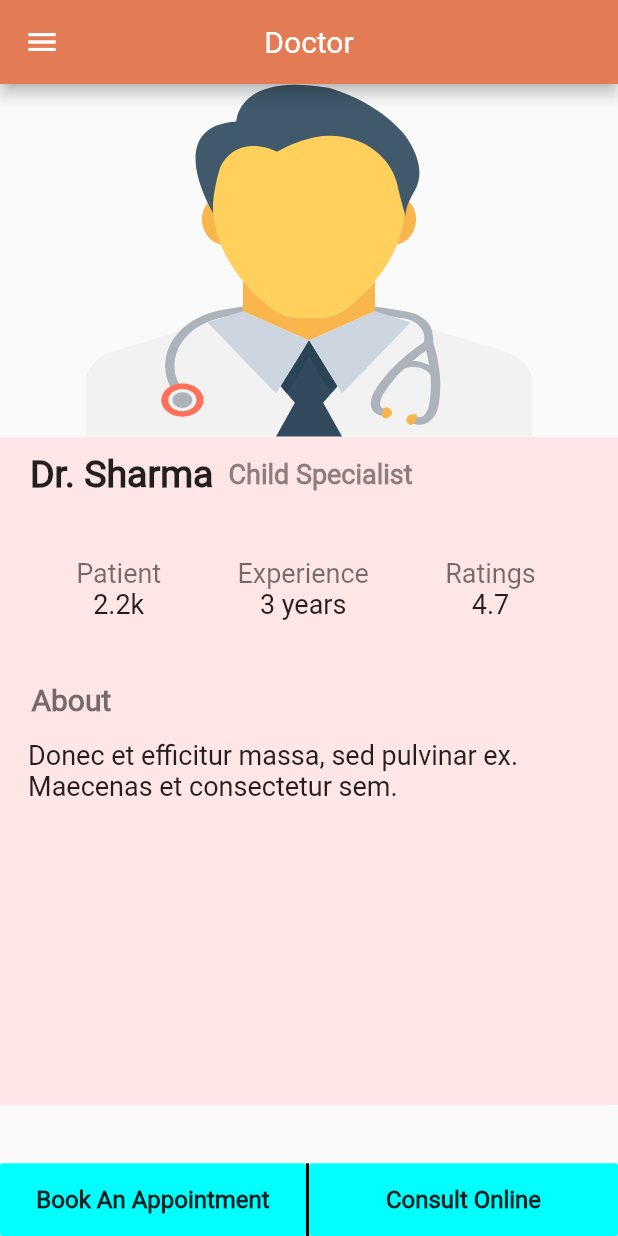
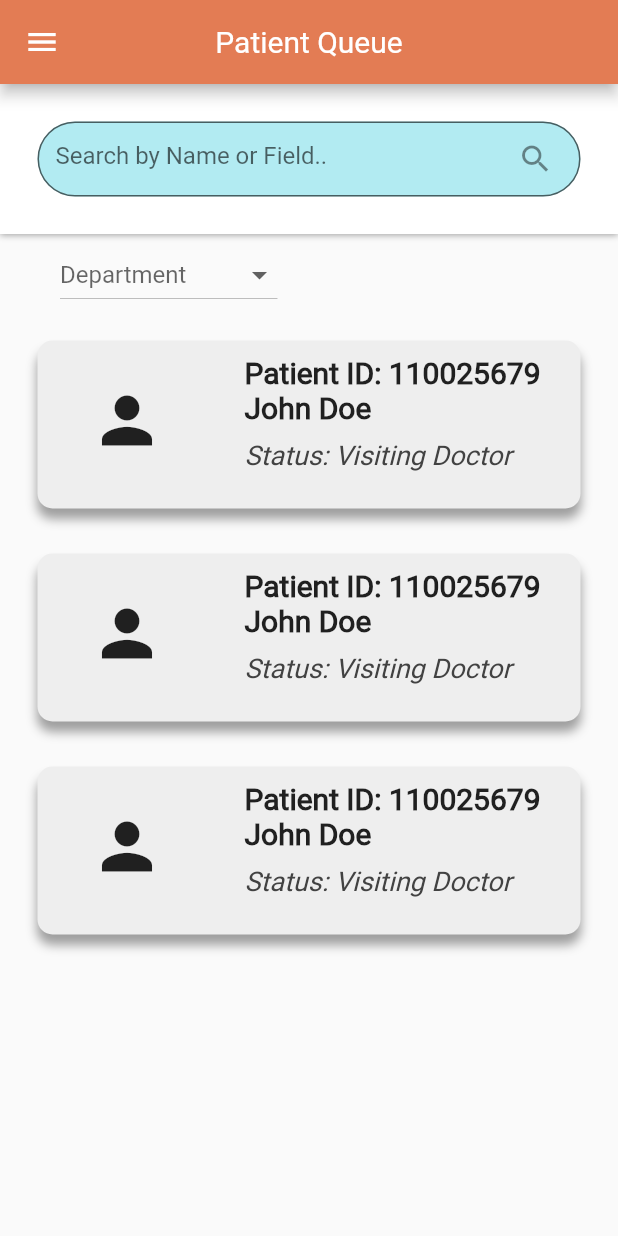
Before and after one commit to sanscript-tech/medical-emergency-flutter-node, a Flutter app: the screen it shows after launch, on a phone screen of 412 x 824 dp. Run offline on Flutter 3.47's test engine with Material 2 defaults, Android fonts, the phone set to English and light mode, and no system bars; our stand-ins replace auto_size_text, carousel_indicator, email_validator, flutter_svg, fluttertoast; missing offline and left inert: transformer_page_view.

Commit message:
patient queue

```diff
--- a/frontend/lib/main.dart
+++ b/frontend/lib/main.dart
@@ -1,6 +1,5 @@
 import 'package:flutter/material.dart';
-
-import 'package:medicare/pages/doctor_details.dart';
+import 'package:medicare/pages/doctor%20side/patient_queue.dart';
 
 void main() {
   runApp(MyApp());
@@ -12,7 +11,7 @@ class MyApp extends StatelessWidget {
   Widget build(BuildContext context) {
     return MaterialApp(
       debugShowCheckedModeBanner: false,
-      home: DoctorDetailsPage(),
+      home: PatientQueue(),
     );
   }
 }
--- a/frontend/lib/pages/doctor side/doctor_details.dart
+++ b/frontend/lib/pages/doctor side/doctor_lists.dart
@@ -1,7 +1,7 @@
 import 'package:auto_size_text/auto_size_text.dart';
 import 'package:flutter/material.dart';
 import 'package:medicare/pages/doctor side/drawer.dart';
-import 'package:medicare/pages/doctor%20side/doctor_indi.dart';
+import 'package:medicare/pages/doctor%20side/doctor_detail.dart';
 
 class DoctorDetails extends StatefulWidget {
   @override
--- /dev/null
+++ b/frontend/lib/pages/doctor side/patient_queue.dart
@@ -0,0 +1,192 @@
+import 'package:flutter/material.dart';
+import '../../drawer.dart';
+
+class PatientQueue extends StatefulWidget {
+  @override
+  _PatientQueueState createState() => _PatientQueueState();
+}
+
+class _PatientQueueState extends State<PatientQueue> {
+  @override
+  Widget build(BuildContext context) {
+    double deviceWidth = MediaQuery.of(context).size.width;
+    return Scaffold(
+      drawer: getDrawer(context),
+      appBar: AppBar(
+        backgroundColor: Color(0xFFE37C54),
+        title: Text('Patient Queue'),
+        centerTitle: true,
+      ),
+      body: SingleChildScrollView(
+        child: Column(
+          crossAxisAlignment: CrossAxisAlignment.start,
+          children: <Widget>[
+            _section(deviceWidth),
+            _dropdown(deviceWidth),
+            _patient(deviceWidth),
+            _patient(deviceWidth),
+            _patient(deviceWidth),
+          ],
+        ),
+      ),
+    );
+  }
+
+  Widget _dropdown(deviceWidth) {
+    return Padding(
+      padding: const EdgeInsets.only(left: 40.0),
+      child: DropdownButton<String>(
+        hint: Text('Department'),
+        items: <String>['General', 'Gyno', 'ENT', 'Heart Specialists']
+            .map((String value) {
+          return new DropdownMenuItem<String>(
+            value: value,
+            child: new Text(value),
+          );
+        }).toList(),
+        onChanged: (_) {},
+      ),
+    );
+  }
+
+  Widget _section(double deviceWidth) {
+    return Container(
+      width: deviceWidth,
+      margin: const EdgeInsets.only(bottom: 3.0),
+      decoration: BoxDecoration(
+        color: Colors.white,
+        borderRadius: BorderRadius.circular(0.0),
+        boxShadow: [
+          BoxShadow(
+            color: Colors.grey,
+            offset: Offset(0.0, 1.0),
+            blurRadius: 3.0,
+          ),
+        ],
+      ),
+      child: Padding(
+        padding: const EdgeInsets.all(25.0),
+        child: Container(
+          height: 50.0,
+          child: _searchBar(),
+        ),
+      ),
+    );
+  }
+
+  //Search Bar
+  Widget _searchBar() {
+    return TextField(
+      decoration: new InputDecoration(
+          suffixIcon: Padding(
+            padding: const EdgeInsetsDirectional.only(end: 12.0),
+            child: Icon(Icons.search),
+          ),
+          border: new OutlineInputBorder(
+            borderRadius: BorderRadius.all(
+              Radius.circular(30.0),
+            ),
+          ),
+          fillColor: Colors.cyan.shade100,
+          filled: true,
+          hintText: "Search by Name or Field.."),
+    );
+  }
+
+  //Doctor card
+  Widget _patient(double width) {
+    return Padding(
+      padding: const EdgeInsets.only(
+        left: 25.0,
+        right: 25.0,
+        top: 20.0,
+        bottom: 10.0,
+      ),
+      child: InkWell(
+        onTap: () {},
+        child: Container(
+          decoration: BoxDecoration(
+            borderRadius: BorderRadius.circular(10.0),
+            color: Colors.grey.shade200,
+            boxShadow: [
+              BoxShadow(
+                color: Colors.grey,
+                offset: Offset(0.0, 7.0),
+                blurRadius: 5.0,
+              ),
+            ],
+          ),
+          width: width,
+          child: Padding(
+            padding: const EdgeInsets.only(top: 10.0),
+            child: Column(
+              children: <Widget>[
+                Row(
+                  mainAxisAlignment: MainAxisAlignment.spaceAround,
+                  children: <Widget>[
+                    Padding(
+                      padding: const EdgeInsets.only(
+                        left: 8.0,
+                      ),
+                      child: Icon(
+                        Icons.person,
+                        size: 50,
+                      ),
+                    ),
+                    Column(
+                      crossAxisAlignment: CrossAxisAlignment.start,
+                      mainAxisAlignment: MainAxisAlignment.spaceEvenly,
+                      children: <Widget>[
+                        Column(
+                          crossAxisAlignment: CrossAxisAlignment.start,
+                          children: <Widget>[
+                            Text(
+                              "Patient ID: 110025679",
+                              style: TextStyle(
+                                fontFamily: 'Roboto',
+                                fontSize: 20.0,
+                                fontWeight: FontWeight.bold,
+                              ),
+                            ),
+                            Text(
+                              "John Doe",
+                              style: TextStyle(
+                                fontFamily: 'Roboto',
+                                fontSize: 20.0,
+                                fontWeight: FontWeight.bold,
+                              ),
+                            ),
+                          ],
+                        ),
+                        SizedBox(
+                          height: 10.0,
+                        ),
+                        Row(
+                          children: <Widget>[
+                            Text(
+                              "Status: Visiting Doctor",
+                              style: TextStyle(
+                                fontFamily: "Roboto",
+                                fontSize: 18.0,
+                                fontStyle: FontStyle.italic,
+                                color: Colors.grey.shade800,
+                              ),
+                            ),
+                          ],
+                        ),
+                        SizedBox(
+                          height: 10.0,
+                        ),
+                      ],
+                    ),
+                  ],
+                ),
+                SizedBox(height: 15.0),
+              ],
+            ),
+          ),
+        ),
+      ),
+    );
+  }
+}
```
Also changed, not shown: frontend/lib/pages/doctor side/doctor_detail.dart (renamed from frontend/lib/pages/doctor side/doctor_indi.dart).
